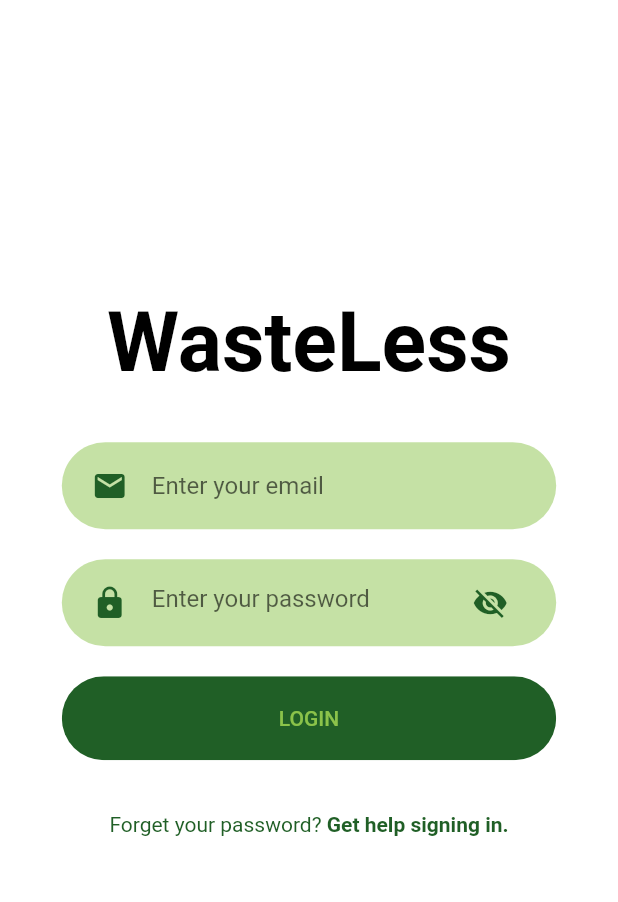
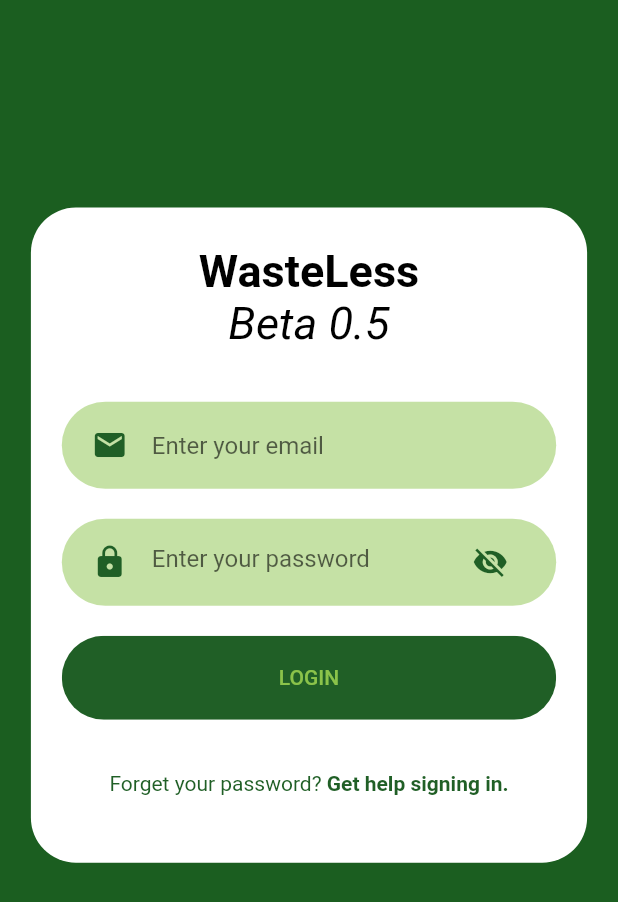
Before and after one commit to WasteLessSG/wasteless-app, a Flutter app: the screen it shows after launch, on a phone screen of 412 x 824 dp. Shown: the top 902 px of the screen. Run offline on Flutter 3.47's test engine with Material 2 defaults, Android fonts, the phone set to English and light mode, and no system bars; our stand-ins replace charts_flutter, cloud_firestore, csv, firebase_auth, flutter_linkify, settings_ui and 2 more; missing offline and left inert: csv_reader; accounts and stored records are empty.

Commit message:
Updated design of login page

```diff
--- a/lib/login/login.dart
+++ b/lib/login/login.dart
@@ -32,34 +32,55 @@ class LoginState extends State<Login> {
   @override
   Widget build(BuildContext context) {
     Size size = MediaQuery.of(context).size;
+    print(size.height);
     return WillPopScope(
       onWillPop: () async => false,
       child: Scaffold(
         resizeToAvoidBottomPadding: false,
         appBar: AppBar(
-          iconTheme: IconThemeData(
-            color: Colors.black, //change your color here
-          ),
-          backgroundColor: Colors.white,
+          backgroundColor: Colors.green[900],
           elevation: 0,
           automaticallyImplyLeading: false,
         ),
-        backgroundColor: Colors.white,
+        backgroundColor: Colors.green[900],
         body: SingleChildScrollView(
             child: Center(
               child: Column(
 
+                children: <Widget>[
+                  SizedBox(
+                    height: size.height *0.1 ,
+                  ),
+
+                Container(
+
+                  height: size.height *0.53,
+                  width: size.width * 0.9,
+                  decoration: BoxDecoration(
+                    color: Colors.white,
+                      borderRadius: BorderRadius.all(Radius.circular(30))
+                  ),
+                  child: Column(
                     crossAxisAlignment: CrossAxisAlignment.center,
                     children: <Widget>[
+
                       SizedBox(
-                    height: size.height *0.17 ,
+                        height: size.height *0.03 ,
                       ),
 
                       Text("WasteLess",
                         textAlign: TextAlign.center,
                         style: TextStyle(
-              fontSize: 55,
+                          fontSize: 30,
                           fontWeight: FontWeight.bold,
+                          color: Colors.black,
+                        ),
+                      ),
+                      Text("Beta 0.5",
+                        textAlign: TextAlign.center,
+                        style: TextStyle(
+                          fontSize: 30,
+                          fontStyle: FontStyle.italic,
                           color: Colors.black,
                         ),
                       ),
@@ -152,7 +173,18 @@ class LoginState extends State<Login> {
                             ),
                           )
                         ],
-                  )
+                      ),
+                      SizedBox(
+                        height: size.height *0.03 ,
+                      ),
+
+
+
+                    ],
+                  ),
+                ),
+
+
 
 
                 ], ),
```
Lines whose indentation alone changed are shown as unchanged.
